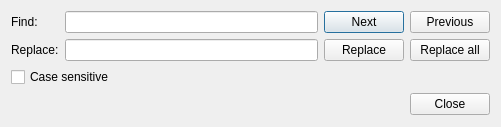
First picture: the form in src/plugins/lhtr/finddialog.ui, repository 0xd34df00d/leechcraft, before the edit.
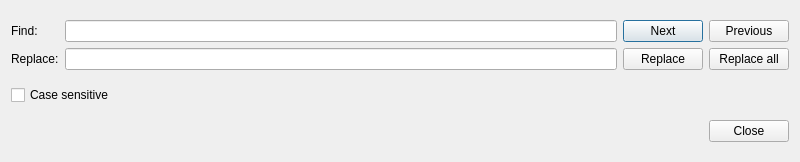
Second picture: the form after the edit. Icons and pictures are not drawn.

Commit message: [LHTR] Display clear buttons in find dialog

```diff
--- a/src/plugins/lhtr/finddialog.ui
+++ b/src/plugins/lhtr/finddialog.ui
@@ -6,8 +6,8 @@
    <rect>
     <x>0</x>
     <y>0</y>
-    <width>501</width>
-    <height>127</height>
+    <width>800</width>
+    <height>162</height>
    </rect>
   </property>
   <property name="windowTitle">
@@ -26,7 +26,11 @@
         </widget>
        </item>
        <item row="0" column="1">
-        <widget class="QLineEdit" name="FindText_"/>
+        <widget class="QLineEdit" name="FindText_">
+         <property name="clearButtonEnabled">
+          <bool>true</bool>
+         </property>
+        </widget>
        </item>
        <item row="1" column="0">
         <widget class="QLabel" name="label_2">
@@ -36,7 +40,11 @@
         </widget>
        </item>
        <item row="1" column="1">
-        <widget class="QLineEdit" name="ReplaceText_"/>
+        <widget class="QLineEdit" name="ReplaceText_">
+         <property name="clearButtonEnabled">
+          <bool>true</bool>
+         </property>
+        </widget>
        </item>
       </layout>
      </item>
```
